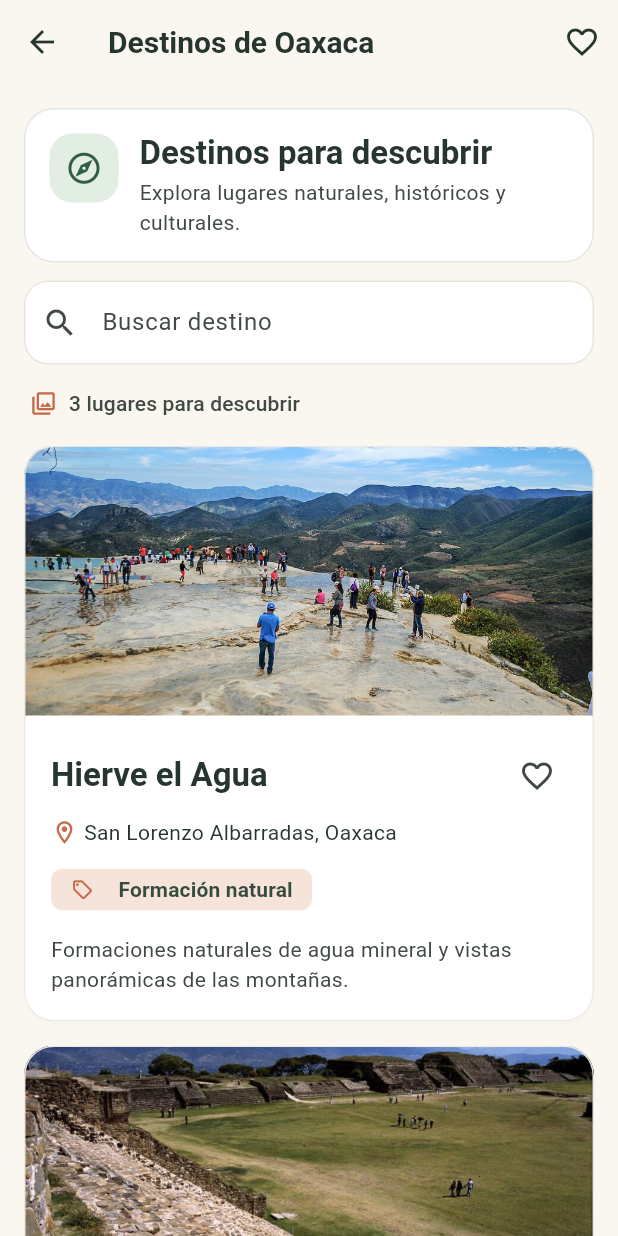
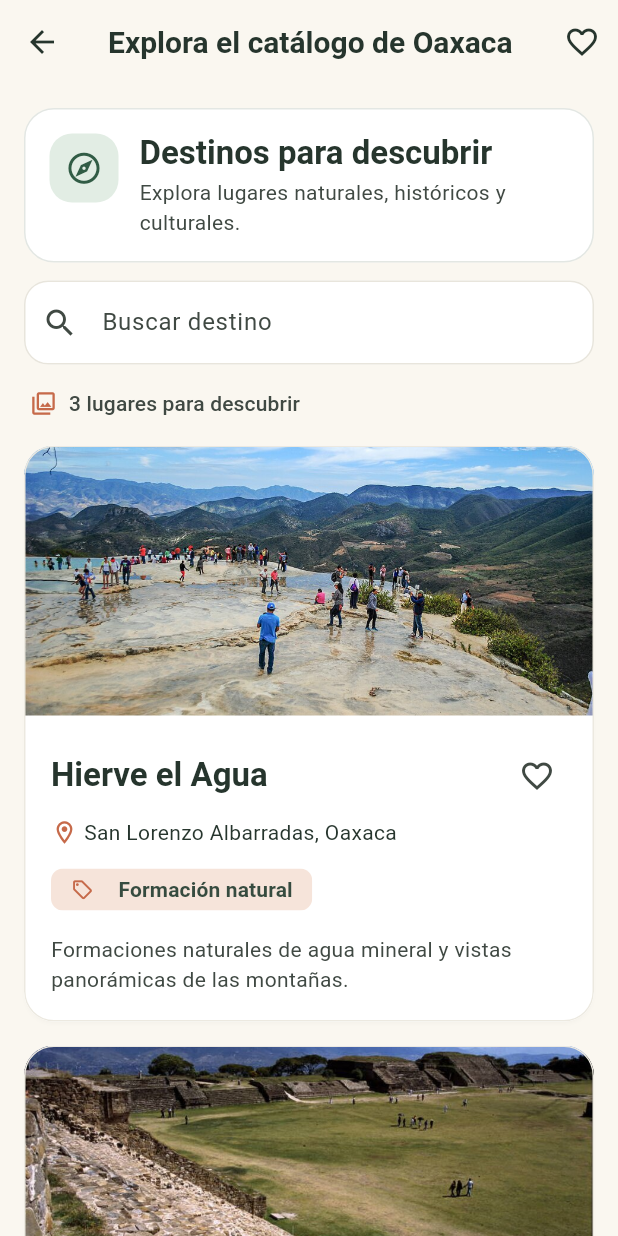
Before and after one commit to Felix-Angel/Poryecto-explora-oaxaca, a Flutter app: the screen it shows after launch, after a tap on "Ver catálogo de destinos", on a phone screen of 412 x 824 dp. Run offline on Flutter 3.47's test engine with Material 3 defaults, Android fonts, the phone set to English and light mode, and no system bars.

Commit message:
Conflicto 2: actualizar titulo del catalogo

```diff
--- a/lib/features/catalogo/pages/pantalla_catalogo.dart
+++ b/lib/features/catalogo/pages/pantalla_catalogo.dart
@@ -36,7 +36,7 @@ class _PantallaCatalogoState extends State<PantallaCatalogo> {
   @override
   Widget build(BuildContext context) => Scaffold(
     appBar: AppBar(
-      title: const Text('Destinos de Oaxaca'),
+      title: const Text('Explora el catálogo de Oaxaca'),
       actions: [
         IconButton(
           tooltip: 'Ver favoritos',
@@ -100,16 +100,16 @@ class _PantallaCatalogoState extends State<PantallaCatalogo> {
                         padding: const EdgeInsets.fromLTRB(20, 8, 20, 2),
                         child: Row(
                           children: [
-                            Icon(Icons.photo_library_outlined,
-                                size: 18,
-                                color: Theme.of(context).colorScheme.secondary),
+                            Icon(
+                              Icons.photo_library_outlined,
+                              size: 18,
+                              color: Theme.of(context).colorScheme.secondary,
+                            ),
                             const SizedBox(width: 8),
                             Text(
                               '${destinos.length} '
                               '${destinos.length == 1 ? 'lugar para descubrir' : 'lugares para descubrir'}',
-                              style: Theme.of(context)
-                                  .textTheme
-                                  .labelLarge
+                              style: Theme.of(context).textTheme.labelLarge
                                   ?.copyWith(
                                     color: Theme.of(context)
                                         .colorScheme
@@ -130,9 +130,8 @@ class _PantallaCatalogoState extends State<PantallaCatalogo> {
                             return TarjetaDestino(
                               destino: destino,
                               esFavorito: favoritos.contains(destino.id),
-                              onAlternarFavorito: () => FavoritosStore
-                                  .instancia
-                                  .alternar(destino.id),
+                              onAlternarFavorito: () =>
+                                  FavoritosStore.instancia.alternar(destino.id),
                               onTap: () => Navigator.of(context).push(
                                 MaterialPageRoute<void>(
                                   builder: (_) =>
```
